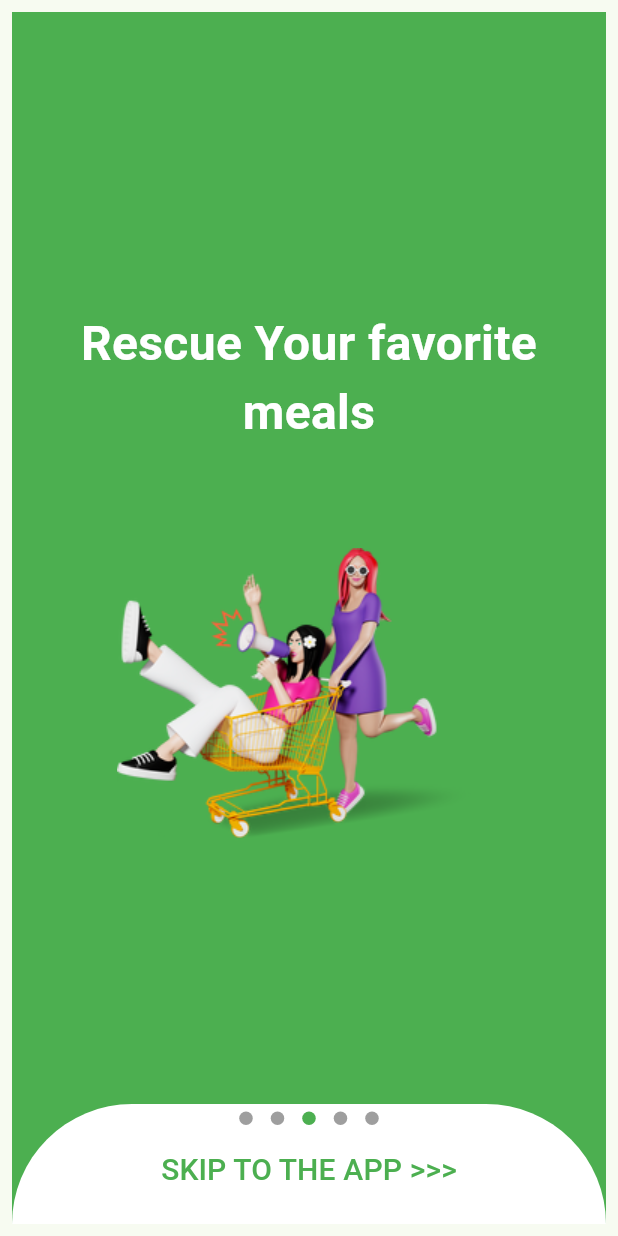
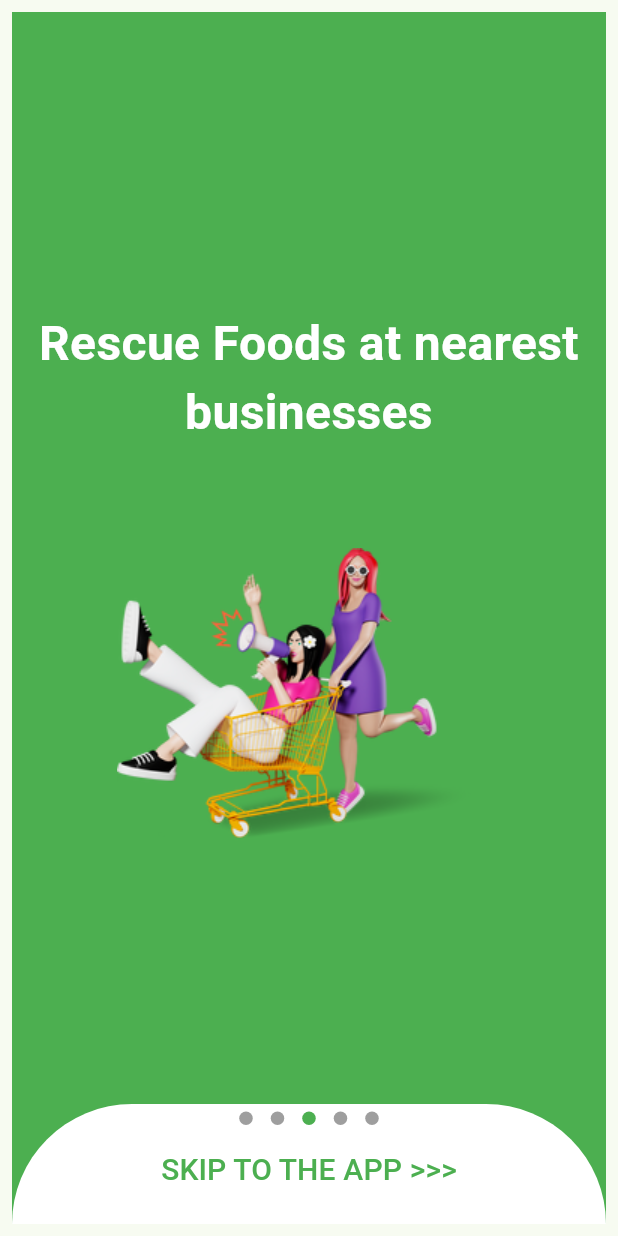
Before and after one commit to AbdallahMabrouck/teranga, a Flutter app: the screen it shows after launch, swiped to page 3, on a phone screen of 412 x 824 dp. Run offline on Flutter 3.47's test engine with Material 2 defaults, Android fonts, the phone set to English and light mode, and no system bars; drawn by our look-alikes of dots_indicator; our stand-ins replace country_picker, image_picker, pinput.

```diff
--- a/lib/screens/on_boarding_screen.dart
+++ b/lib/screens/on_boarding_screen.dart
@@ -86,7 +86,7 @@ class _OnBoardingScreenState extends State<OnBoardingScreen> {
                     mainAxisSize: MainAxisSize.min,
                     children: [
                       const Text(
-                        "Rescue Your favorite meals ",
+                        "Rescue Foods at nearest businesses ",
                         textAlign: TextAlign.center,
                         style: TextStyle(
                             fontWeight: FontWeight.bold,
--- a/pubspec.yaml
+++ b/pubspec.yaml
@@ -20,6 +20,8 @@ dependencies:
   country_picker: ^2.0.20
   pinput: ^2.2.31
   image_picker: ^0.8.9
+
+
 
 dev_dependencies:
   flutter_test:
```
Also changed, not shown: lib/screens/home_screen.dart (+1 -13 lines), 4 other files.
